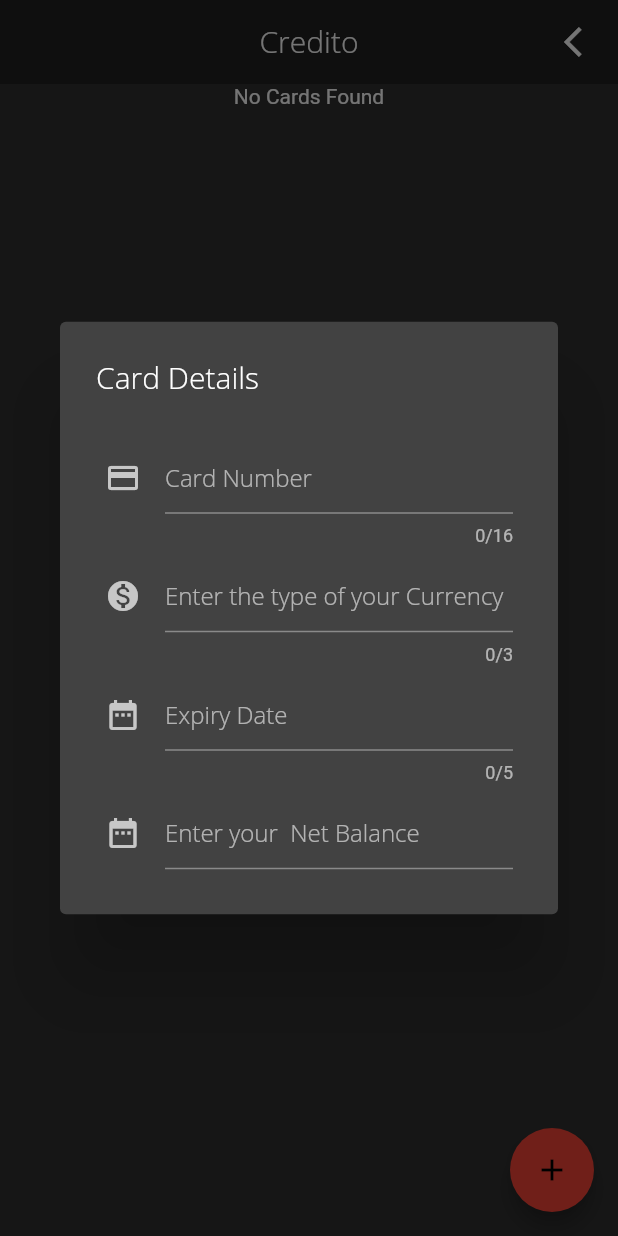
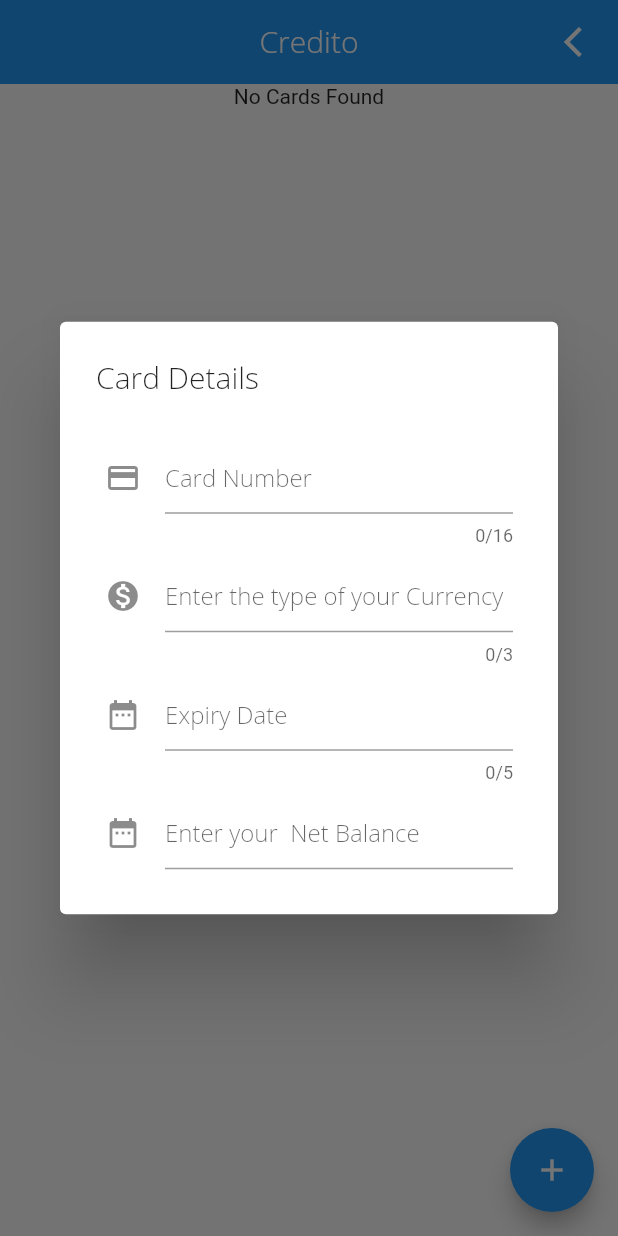
Before and after one commit to VarthanV/Credito, a Flutter app: the HomePage screen opened directly, after a tap on the "add" icon, on a phone screen of 412 x 824 dp. Run offline on Flutter 3.47's test engine with Material 2 defaults, Android fonts, the phone set to English and light mode, and no system bars; our stand-ins replace cloud_firestore, firebase_auth, firebase_messaging, google_sign_in, shared_preferences; missing offline and left inert: flutter_auth_buttons; accounts and stored records are empty.

```diff
--- a/lib/main.dart
+++ b/lib/main.dart
@@ -4,7 +4,7 @@ import 'pages/splash.dart';
 main(List<String> args) {
   runApp(
     MaterialApp(debugShowCheckedModeBanner: false,
-    theme: ThemeData.dark(),
+    theme: ThemeData.light(),
     home: SplashScreen(),
 
 
--- a/lib/pages/CardDetail.dart
+++ b/lib/pages/CardDetail.dart
@@ -215,7 +215,7 @@ class _CardDetailPageState extends State<CardDetailPage> {
       appBar: AppBar(),
       floatingActionButton: FloatingActionButton(
         child: Icon(Icons.note_add),
-        backgroundColor: Colors.redAccent,
+        backgroundColor: Colors.blue,
         onPressed: () {
           setState(() {
             showDialog(
--- a/lib/pages/HomePage.dart
+++ b/lib/pages/HomePage.dart
@@ -249,8 +249,8 @@ bool loading1=false;
           ],
         ),
         floatingActionButton: FloatingActionButton(
-            backgroundColor: Colors.red,
-            foregroundColor: Colors.black,
+            backgroundColor: Colors.blue,
+            foregroundColor: Colors.white,
             child: Icon(Icons.add),
             onPressed: () {
               setState(() {
@@ -375,7 +375,9 @@ bool loading1=false;
               onRefresh: refresh,
               child: ListView(
                 children: <Widget>[
-                  Center(
+                  Container(
+
+                    alignment: Alignment.center,
                     child: Text("No Cards Found"),
                   )
                 ],
--- a/lib/pages/login.dart
+++ b/lib/pages/login.dart
@@ -107,7 +107,7 @@ Future<FirebaseUser> googleSignIn() async {
         fit: StackFit.expand,
         children: <Widget>[
           Container(
-            decoration: BoxDecoration(color: Colors.black54),
+            decoration: BoxDecoration(color: Colors.white),
           ),
           Form(
             key: _key,
--- a/pubspec.yaml
+++ b/pubspec.yaml
@@ -21,6 +21,7 @@ dependencies:
     sdk: flutter
 
   flutter_auth_buttons: ^0.5.0
+  firebase_messaging: ^5.0.2
 
   # The following adds the Cupertino Icons font to your application.
   # Use with the CupertinoIcons class for iOS style icons.
```
Also changed, not shown: lib/pages/RegisterPage.dart (+6 -2 lines), pubspec.lock.
